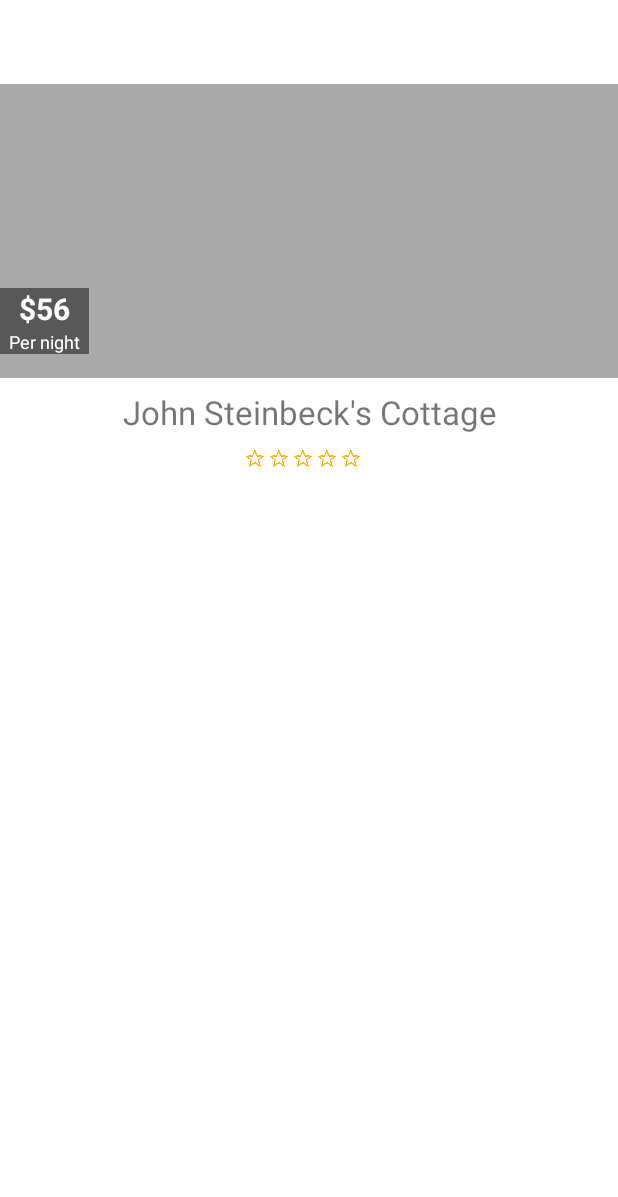
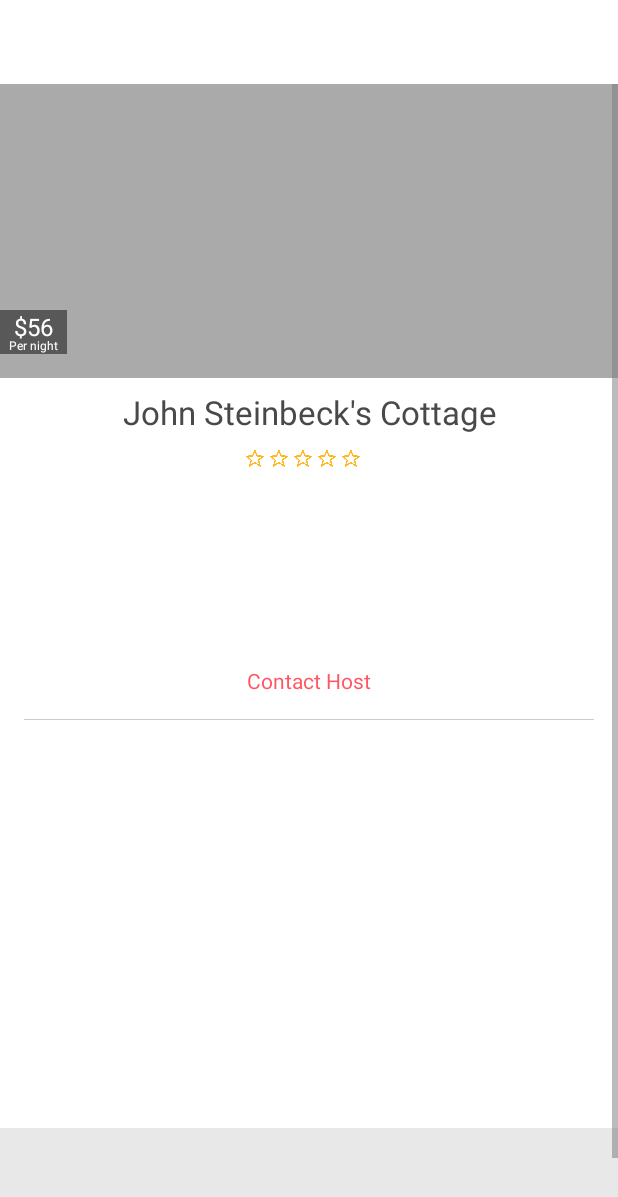
Before and after one commit to gpeal/MockAirbnb, an Android app: the layout listing_fragment.xml on its own in the app's theme, with its tools: preview values and no code run, on a phone screen of 412 x 824 dp. Shown: the top 1197 px of the screen. Run offline under Robolectric (Android 15) with nearby library versions, the phone set to English and light mode, and no system bars.

Commit message:
Added more listing info to the listing fragment.

```diff
--- a/app/src/main/java/com/airbnb/ui/HeroItemLayout.java
+++ b/app/src/main/java/com/airbnb/ui/HeroItemLayout.java
@@ -53,12 +53,12 @@ public class HeroItemLayout extends FrameLayout {
         if (heroItem.imageUri != null) {
             Picasso.with(getContext())
                     .load(heroItem.imageUri)
-                    .placeholder(R.color.hero_placeholder)
+                    .placeholder(R.color.background_light_grey)
                     .fit()
                     .centerCrop()
                     .into(imageView);
         } else {
-            imageView.setBackgroundResource(R.color.hero_placeholder);
+            imageView.setBackgroundResource(R.color.background_light_grey);
         }
     }
 }
--- a/app/src/main/res/layout/listing_fragment.xml
+++ b/app/src/main/res/layout/listing_fragment.xml
@@ -50,9 +50,9 @@
                         android:id="@+id/price"
                         android:layout_width="wrap_content"
                         android:layout_height="wrap_content"
+                        android:layout_marginBottom="-4dp"
                         android:textColor="@android:color/white"
-                        android:textSize="20dp"
-                        android:textStyle="bold"
+                        android:textSize="16dp"
                         tools:text="$56"/>
 
                     <TextView
@@ -60,17 +60,15 @@
                         android:layout_height="wrap_content"
                         android:text="@string/per_night"
                         android:textColor="@android:color/white"
-                        android:textSize="12dp"/>
+                        android:textSize="8dp"/>
                 </LinearLayout>
             </FrameLayout>
 
             <LinearLayout
                 android:layout_width="match_parent"
-                android:layout_height="196dp"
-                android:orientation="vertical"
-                android:paddingLeft="48dp"
-                android:paddingRight="48dp"
-                android:gravity="center_horizontal" >
+                android:layout_height="500dp"
+                android:gravity="center_horizontal"
+                android:orientation="vertical">
 
                 <TextView
                     android:id="@+id/listing_name"
@@ -79,13 +77,14 @@
                     android:layout_marginTop="8dp"
                     android:gravity="center_horizontal"
                     android:textSize="22dp"
-                    tools:text="John Steinbeck's Cottage"/>
+                    tools:text="John Steinbeck's Cottage"
+                    android:textColor="?android:attr/textColorPrimary"/>
 
                 <LinearLayout
                     android:layout_width="wrap_content"
                     android:layout_height="wrap_content"
-                    android:orientation="horizontal"
-                    android:layout_marginTop="8dp">
+                    android:layout_marginTop="8dp"
+                    android:orientation="horizontal">
 
                     <ImageView
                         android:id="@+id/star_1"
@@ -126,8 +125,8 @@
                         android:id="@+id/num_reviews"
                         android:layout_width="wrap_content"
                         android:layout_height="wrap_content"
+                        android:layout_gravity="center_vertical"
                         android:fontFamily="sans-serif-light"
-                        android:layout_gravity="center_vertical"
                         android:paddingStart="8dp"
                         android:textSize="10sp"/>
                 </LinearLayout>
@@ -138,6 +137,38 @@
                     android:layout_height="64dp"
                     android:layout_marginTop="8dp"/>
 
+                <TextView
+                    android:id="@+id/room_type"
+                    android:layout_width="wrap_content"
+                    android:layout_height="wrap_content"
+                    android:layout_marginTop="8dp"/>
+
+                <TextView
+                    android:id="@+id/hosted_by"
+                    android:layout_width="wrap_content"
+                    android:layout_height="wrap_content"
+                    android:layout_marginTop="4dp"/>
+
+                <TextView
+                    android:layout_width="wrap_content"
+                    android:layout_height="wrap_content"
+                    android:layout_marginTop="8dp"
+                    android:text="@string/contact_host"
+                    android:textColor="#d1ff3140"/>
+                <View
+                    android:layout_width="match_parent"
+                    android:layout_height="0.6dp"
+                    android:layout_marginLeft="@dimen/default_side_padding"
+                    android:layout_marginTop="16dp"
+                    android:layout_marginRight="@dimen/default_side_padding"
+                    android:background="#ffcccccc" />
+            </LinearLayout>
+            <LinearLayout
+                android:layout_width="match_parent"
+                android:layout_height="128dp"
+                android:background="@color/background_light_grey"
+                android:orientation="vertical" >
+
             </LinearLayout>
         </LinearLayout>
     </ScrollView>
--- a/app/src/main/res/values/colors.xml
+++ b/app/src/main/res/values/colors.xml
@@ -1,7 +1,7 @@
 <?xml version="1.0" encoding="utf-8"?>
 <resources>
     <color name="drawer_item_dark">#4a4a4a</color>
-    <color name="hero_placeholder">#e8e8e8</color>
+    <color name="background_light_grey">#e8e8e8</color>
 
     <color name="message_status_none">#525252</color>
     <color name="message_status_inquiry">#c9c101</color>
--- a/app/src/main/res/values/dimens.xml
+++ b/app/src/main/res/values/dimens.xml
@@ -1,5 +1,6 @@
 <?xml version="1.0" encoding="utf-8"?>
 <resources>
+    <dimen name="default_side_padding">16dp</dimen>
     <dimen name="toolbar_elevation">8dp</dimen>
     <dimen name="rating_star_size">16dp</dimen>
 </resources>
--- a/app/src/main/res/values/styles.xml
+++ b/app/src/main/res/values/styles.xml
@@ -4,6 +4,9 @@
         <item name="colorPrimary">#ffffff</item>
         <item name="colorPrimaryDark">#353535</item>
         <item name="colorAccent">#c43b52</item>
+        <item name="android:textColor">#7c7c7c</item>
+        <item name="android:textColorPrimary">#ff494949</item>
+        <item name="android:textColorSecondary">?android:attr/textColor</item>
         <item name="android:windowBackground">@android:color/black</item>
     </style>
 
```
Also changed, not shown: app/src/main/java/com/airbnb/ListingFragment.java (+8 -3 lines), app/src/main/java/com/airbnb/net/Listing.java (+13 -0 lines), app/src/main/res/values/strings.xml (+8 -1 lines).
